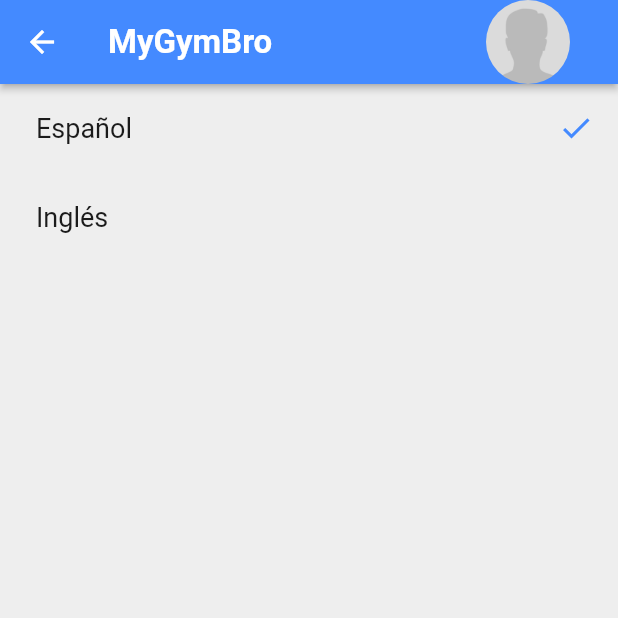
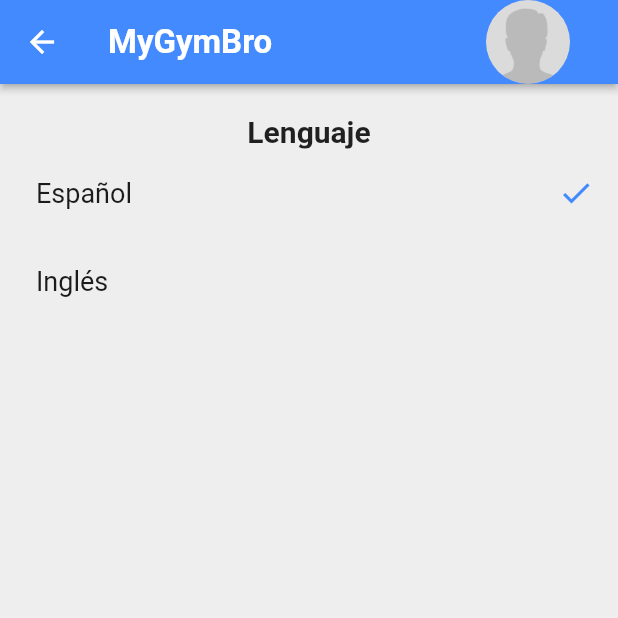
Before and after one commit to davidivad96/mygymbro, a Flutter app: the LanguagesScreen screen opened directly with sample values from the repository, on a phone screen of 412 x 824 dp, the top half of it. Run offline on Flutter 3.47's test engine with Material 2 defaults, Android fonts, the phone set to English and light mode, and no system bars; drawn by our look-alikes of settings_ui; our stand-ins replace bubble_bottom_bar, shared_preferences; accounts and stored records are empty; network calls fail; Roboto replaces fonts that are missing (Poppins).

Commit message:
Improve styles

```diff
--- a/lib/home.dart
+++ b/lib/home.dart
@@ -43,9 +43,7 @@ class _HomeState extends State<Home> {
       appBar: const CustomAppBar(),
       body: Container(
         color: Theme.of(context).backgroundColor,
-        child: SafeArea(
-          child: getScreen(),
-        ),
+        child: getScreen(),
       ),
       bottomNavigationBar: BottomNavBar(
         currentIndex: _currentIndex,
--- a/lib/screens/languages_screen.dart
+++ b/lib/screens/languages_screen.dart
@@ -24,7 +24,25 @@ class _LanguagesScreenState extends State<LanguagesScreen> {
   Widget build(BuildContext context) {
     return Scaffold(
       appBar: const CustomAppBar(),
-      body: SettingsList(
+      body: Container(
+        color: Theme.of(context).backgroundColor,
+        child: Column(
+          crossAxisAlignment: CrossAxisAlignment.center,
+          children: <Widget>[
+            Padding(
+              padding: const EdgeInsets.only(
+                top: 20.0,
+              ),
+              child: Text(
+                getTranslated(context, "language"),
+                style: const TextStyle(
+                  fontSize: 20.0,
+                  fontWeight: FontWeight.bold,
+                ),
+              ),
+            ),
+            Expanded(
+              child: SettingsList(
                 lightTheme: SettingsThemeData(
                   settingsListBackground: Theme.of(context).backgroundColor,
                 ),
@@ -47,6 +65,10 @@ class _LanguagesScreenState extends State<LanguagesScreen> {
                   ),
                 ],
               ),
+            ),
+          ],
+        ),
+      ),
     );
   }
 }
```
Lines whose indentation alone changed are shown as unchanged.
